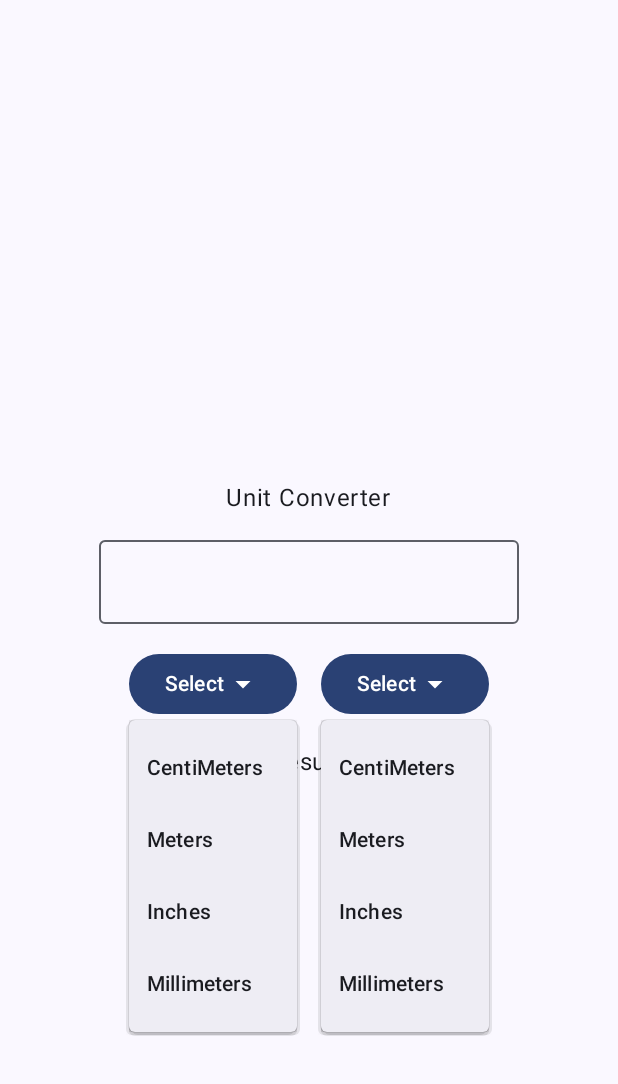
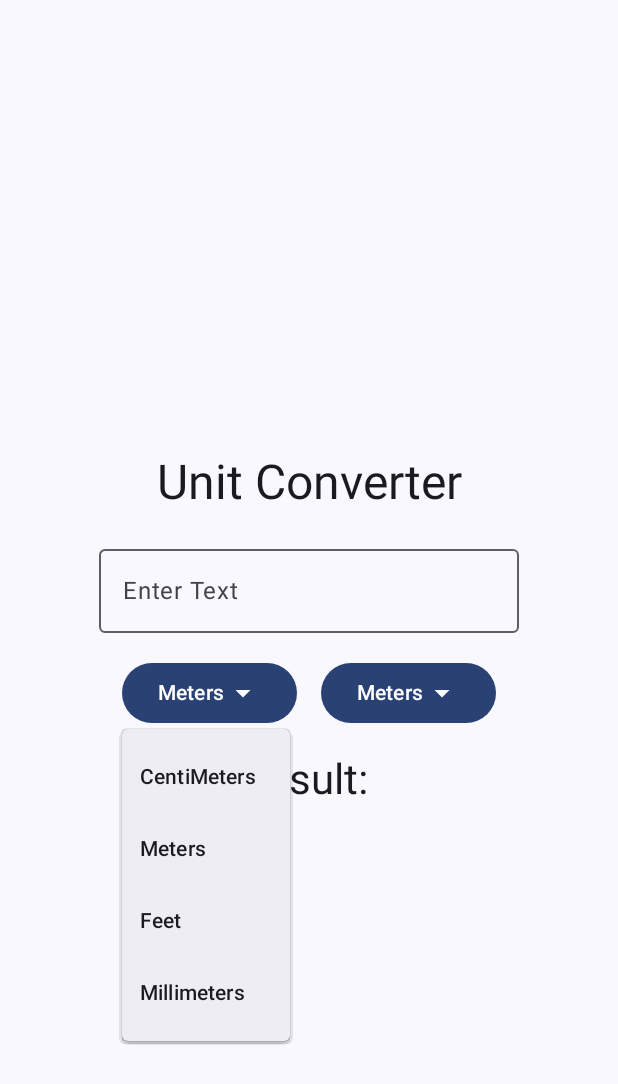
Before and after one commit to Gatrix1205/AndroidDevelopment, an Android app built with Jetpack Compose: the screen it shows after launch (MainActivity), after a tap on "Meters", on a phone screen of 412 x 824 dp. Shown: the top 1084 px of the screen. Run offline under Robolectric (Android 15) with nearby library versions, the phone set to English and light mode, and no system bars.

Commit message:
Unit Conversion Text styling, Using states and remember

```diff
--- a/app/src/main/java/com/example/unitconverter/MainActivity.kt
+++ b/app/src/main/java/com/example/unitconverter/MainActivity.kt
@@ -24,11 +24,16 @@ import androidx.compose.material3.OutlinedTextField
 import androidx.compose.material3.Surface
 import androidx.compose.material3.Text
 import androidx.compose.runtime.Composable
+import androidx.compose.runtime.getValue
+import androidx.compose.runtime.mutableStateOf
+import androidx.compose.runtime.remember
+import androidx.compose.runtime.setValue
 import androidx.compose.ui.Alignment
 import androidx.compose.ui.Modifier
 import androidx.compose.ui.tooling.preview.Preview
 import androidx.compose.ui.unit.dp
 import com.example.unitconverter.ui.theme.UnitConverterTheme
+import kotlin.math.roundToInt
 
 class MainActivity : ComponentActivity() {
     override fun onCreate(savedInstanceState: Bundle?) {
@@ -52,30 +57,74 @@ class MainActivity : ComponentActivity() {
 @OptIn(ExperimentalMaterial3Api::class)
 @Composable
 fun UnitConverter(){
+    var inputValue by remember { mutableStateOf("") }
+    var outputValue by remember { mutableStateOf("") }
+    var inputUnit by remember { mutableStateOf("Meters") }
+    var outputUnit by remember { mutableStateOf("Meters") }
+    var isExpanded by remember { mutableStateOf(false) }
+    var oExpanded by remember { mutableStateOf(false) }
+    var conversionFactor by remember { (mutableStateOf(1.00)) }
+    var oConversionFactor by remember {
+        mutableStateOf(
+            1.00
+        )
+    }
+
+    fun converter(){
+        val inputValueDouble = inputValue.toDoubleOrNull() ?: 0.0
+        val result = (inputValueDouble * conversionFactor * 100.0/ oConversionFactor).roundToInt() / 100.0
+        outputValue = result.toString()
+    }
+
     Column(
         modifier = Modifier.fillMaxSize(),
         verticalArrangement = Arrangement.Center,
         horizontalAlignment = Alignment.CenterHorizontally
     ) {
-        Text("Unit Converter", modifier = Modifier.padding(16.dp))
+        Text("Unit Converter", modifier = Modifier.padding(16.dp), style = MaterialTheme.typography.headlineLarge)
         //Spacer(modifier = Modifier.height(16.dp))
-        OutlinedTextField(value = "", onValueChange =  {
-
-        })
+        OutlinedTextField(value = inputValue,
+            onValueChange =  {
+            inputValue = it
+        }, label = {
+            Text(text = "Enter Text")
+            })
         Spacer(modifier = Modifier.height(16.dp))
         Row {
           Box{
               Button(onClick = {
-
+                  isExpanded = true
               }) {
-                  Text("Select")
+                  Text(inputUnit)
                   Icon(Icons.Default.ArrowDropDown, contentDescription = "Arrow down")
               }
-              DropdownMenu(expanded = true, onDismissRequest = { /*TODO*/ }) {
-                  DropdownMenuItem(text = { Text("CentiMeters") }, onClick = {  })
-                  DropdownMenuItem(text = { Text("Meters") }, onClick = {  })
-                  DropdownMenuItem(text = { Text("Inches") }, onClick = {  })
-                  DropdownMenuItem(text = { Text("Millimeters") }, onClick = {  })
+              DropdownMenu(expanded = isExpanded, onDismissRequest = {
+                  isExpanded = false
+              }) {
+                  DropdownMenuItem(text = { Text("CentiMeters") }, onClick = {
+                      isExpanded = false
+                      inputUnit = "Centimeters"
+                      conversionFactor = 0.01
+                      converter()
+                  })
+                  DropdownMenuItem(text = { Text("Meters") }, onClick = {
+                      isExpanded = false
+                      inputUnit = "Meters"
+                      conversionFactor = 1.0
+                      converter()
+                  })
+                  DropdownMenuItem(text = { Text("Feet") }, onClick = {
+                      isExpanded = false
+                      inputUnit = "Feet"
+                      conversionFactor = 0.3048
+                      converter()
+                  })
+                  DropdownMenuItem(text = { Text("Millimeters") }, onClick = {
+                      isExpanded = false
+                      inputUnit = "MilliMeters"
+                      conversionFactor = 0.001
+                      converter()
+                  })
               }
           }
             Spacer(modifier = Modifier.width(16.dp))
@@ -83,21 +132,43 @@ fun UnitConverter(){
             Box{
 
                 Button(onClick = {
-
+                    oExpanded = true
                 }) {
-                    Text("Select")
+                    Text(outputUnit)
                     Icon(Icons.Default.ArrowDropDown, contentDescription = "Arrow Down")
                 }
-                DropdownMenu(expanded = true, onDismissRequest = { /*TODO*/ }) {
-                    DropdownMenuItem(text = { Text("CentiMeters") }, onClick = {  })
-                    DropdownMenuItem(text = { Text("Meters") }, onClick = {  })
-                    DropdownMenuItem(text = { Text("Inches") }, onClick = {  })
-                    DropdownMenuItem(text = { Text("Millimeters") }, onClick = {  })
+                DropdownMenu(expanded = oExpanded, onDismissRequest = {
+                    oExpanded = false
+                }) {
+                    DropdownMenuItem(text = { Text("CentiMeters") }, onClick = {
+                        oExpanded = false
+                        outputUnit = "Centimeters"
+                        oConversionFactor = 0.01
+                        converter()
+                    })
+                    DropdownMenuItem(text = { Text("Meters") }, onClick = {
+                        oExpanded = false
+                        outputUnit = "Meters"
+                        oConversionFactor = 1.0
+                        converter()
+                    })
+                    DropdownMenuItem(text = { Text("Feet") }, onClick = {
+                        oExpanded = false
+                        outputUnit = "Feet"
+                        oConversionFactor = 0.3048
+                        converter()
+                    })
+                    DropdownMenuItem(text = { Text("Millimeters") }, onClick = {
+                        oExpanded = false
+                        outputUnit = "Millimeters"
+                        oConversionFactor = 0.001
+                        converter()
+                    })
                 }
             }
         }
         Spacer(modifier = Modifier.height(16.dp))
-        Text("Result:")
+        Text("Result: $outputValue", style = MaterialTheme.typography.headlineMedium)
     }
 }
 
```
